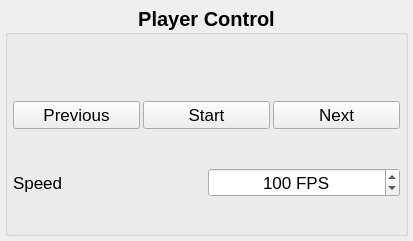
The window that dirac/gui/player/playercontrol/playercontrol.ui (brands-d/Dirac) describes before a commit, drawn with Qt 5.
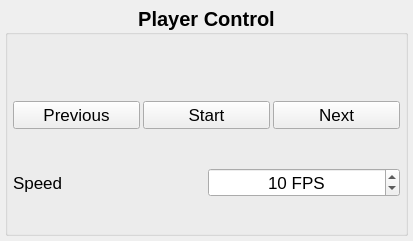
The same window after the commit.

```diff
--- a/dirac/gui/player/playercontrol/playercontrol.ui
+++ b/dirac/gui/player/playercontrol/playercontrol.ui
@@ -160,11 +160,11 @@
            <number>1</number>
           </property>
           <property name="maximum">
-           <number>1000</number>
-          </property>
-          <property name="value">
            <number>100</number>
           </property>
+          <property name="value">
+           <number>10</number>
+          </property>
          </widget>
         </item>
        </layout>
```
Left out of the diff: 2 changed lines with no effect on the pictures.
